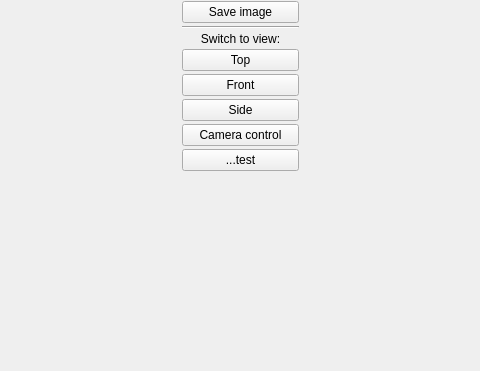
Qt form ants3bundle/src/ants3/gui/geom/ageometrywindow.ui (andrmor/ANTS3bundle) before a commit; both pictures show x 186 to 666 and y 383 to 754 of the 854 by 754 pixel window.
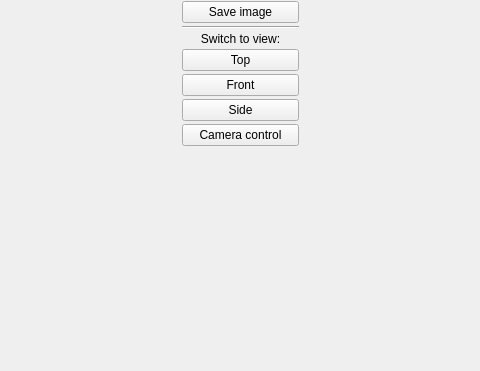
The same form after that commit.

```diff
--- a/ants3bundle/src/ants3/gui/geom/ageometrywindow.ui
+++ b/ants3bundle/src/ants3/gui/geom/ageometrywindow.ui
@@ -320,13 +320,6 @@
          </property>
         </widget>
        </item>
-       <item>
-        <widget class="QPushButton" name="pushButton">
-         <property name="text">
-          <string>...test</string>
-         </property>
-        </widget>
-       </item>
        <item>
         <spacer name="verticalSpacer">
          <property name="orientation">
```
Left out of the diff: 24 changed lines with no effect on the pictures.
